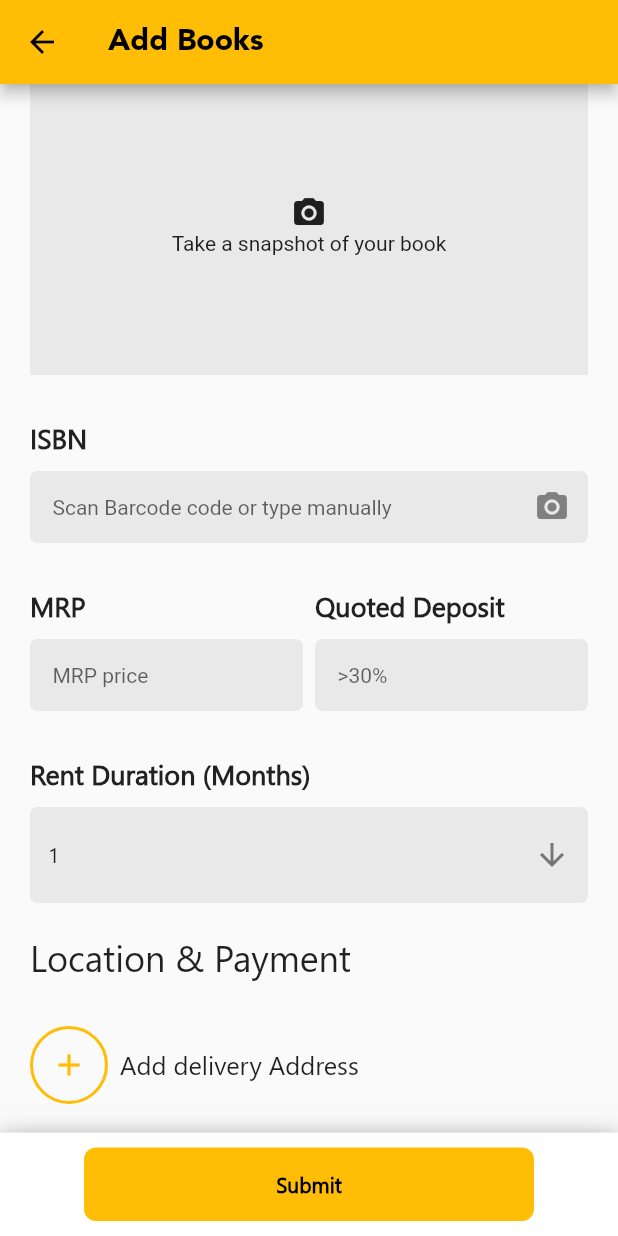
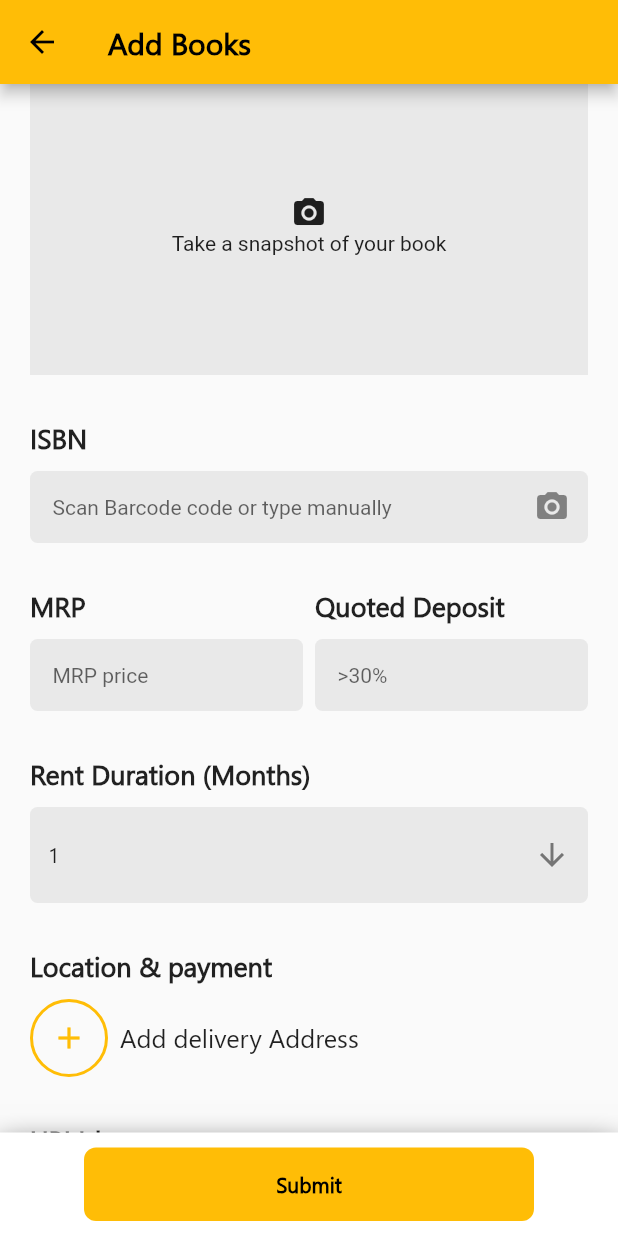
Before and after one commit to BooxWoox/BooxWoox-App-Cloud, a Flutter app: the AddNewBook screen opened by its route, scrolled down 576 dp, on a phone screen of 412 x 824 dp. Run offline on Flutter 3.47's test engine with Material 2 defaults, Android fonts, the phone set to English and light mode, and no system bars; our stand-ins replace awesome_notifications, chat_bubbles, cloud_firestore, dio, firebase_auth, firebase_core and 20 more; missing offline and left inert: badge_flutter, flutter_barcode_scanner, flutter_dropdown, images_picker, paginate_firestore, pagination and 4 more; accounts and stored records are empty.

Commit message:
text uniform+hidden non working pages

```diff
--- a/lib/UI/AddBookPage.dart
+++ b/lib/UI/AddBookPage.dart
@@ -87,8 +87,8 @@ class _AddNewBookState extends State<AddNewBook> {
           title: Text(
             "Add Books",
             style: TextStyle(
-              color: Colors.black,
-              fontFamily: "Avenir95Black",
+              fontSize: 20, color: Colors.black, fontWeight: FontWeight.bold
+              //fontFamily: "Avenir95Black",
             ),
           ),
           backgroundColor: Color(0xFFFFBD06),
@@ -525,7 +525,7 @@ class _AddNewBookState extends State<AddNewBook> {
                               },
                             ),
                           ),
-                          Padding(
+                          /* Padding(
                             padding: const EdgeInsets.only(top: 20),
                             child: Text(
                               "Location & Payment",
@@ -533,10 +533,11 @@ class _AddNewBookState extends State<AddNewBook> {
                                 fontSize: 24,
                               ),
                             ),
-                          ),
+                          ), */
+                          FormLabel('Location & payment'),
                           selectedAddress == null
                               ? Padding(
-                                  padding: const EdgeInsets.only(top: 30),
+                                  padding: const EdgeInsets.only(top: 0),
                                   child: Row(
                                     crossAxisAlignment:
                                         CrossAxisAlignment.center,
--- a/lib/UI/Filters/filters.dart
+++ b/lib/UI/Filters/filters.dart
@@ -27,7 +27,7 @@ class _FiltersState extends State<Filters> {
         title: Text(
           'Filters',
           style: TextStyle(
-              fontSize: 25, color: Colors.black, fontWeight: FontWeight.bold),
+              fontSize: 20, color: Colors.black, fontWeight: FontWeight.bold),
         ),
         backgroundColor: Color(0xFFFFCC00),
       ),
```
Also changed, not shown: lib/UI/Homepage.dart (+7 -7 lines).
